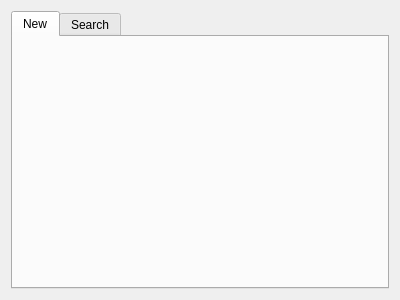
The window that mainwindow.ui (acraig5075/tag-a-file) describes before a commit, drawn with Qt 5.
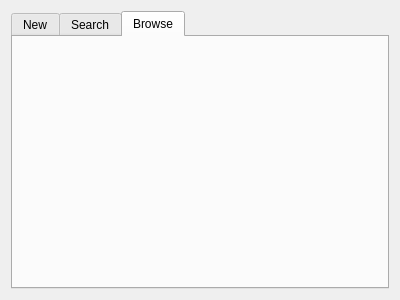
The same window after the commit.

Commit message: Introduced browse page.

Patch:
```diff
--- a/mainwindow.ui
+++ b/mainwindow.ui
@@ -24,7 +24,7 @@
        <enum>QTabWidget::Rounded</enum>
       </property>
       <property name="currentIndex">
-       <number>0</number>
+       <number>2</number>
       </property>
       <property name="tabsClosable">
        <bool>false</bool>
@@ -49,6 +49,16 @@
         </item>
        </layout>
       </widget>
+      <widget class="QWidget" name="tab_3">
+       <attribute name="title">
+        <string>Browse</string>
+       </attribute>
+       <layout class="QVBoxLayout" name="verticalLayout_2">
+        <item>
+         <layout class="QVBoxLayout" name="page3Layout"/>
+        </item>
+       </layout>
+      </widget>
      </widget>
     </item>
    </layout>
```
The commit also changes 10 other files.
